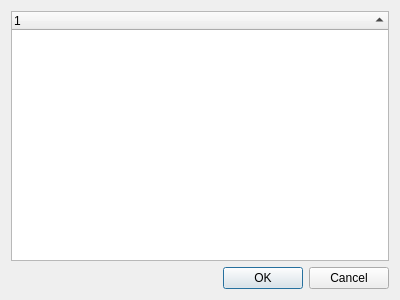
This is hilitedialog.ui in mrkite/TerraFirma as Qt 5 draws it before an edit. The edited form follows.
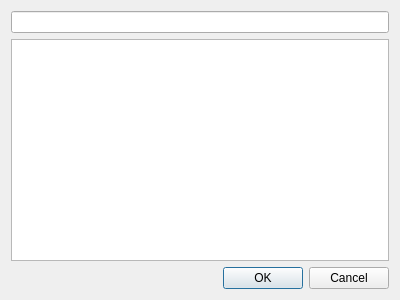
This is the edited form.

Commit message: Add search filter to hilitedialog.

What changed in the file:
```diff
--- a/hilitedialog.ui
+++ b/hilitedialog.ui
@@ -14,7 +14,20 @@
    <string>Hilight Tiles</string>
   </property>
   <layout class="QGridLayout" name="gridLayout">
+   <item row="0" column="0">
+    <widget class="QLineEdit" name="searchLineEdit"/>
+   </item>
    <item row="1" column="0">
+    <widget class="QTreeView" name="treeView">
+     <property name="indentation">
+      <number>10</number>
+     </property>
+     <property name="headerHidden">
+      <bool>true</bool>
+     </property>
+    </widget>
+   </item>
+   <item row="2" column="0">
     <widget class="QDialogButtonBox" name="buttonBox">
      <property name="orientation">
       <enum>Qt::Horizontal</enum>
@@ -24,21 +37,6 @@
      </property>
     </widget>
    </item>
-   <item row="0" column="0">
-    <widget class="QTreeWidget" name="treeWidget">
-     <property name="editTriggers">
-      <set>QAbstractItemView::NoEditTriggers</set>
-     </property>
-     <property name="sortingEnabled">
-      <bool>true</bool>
-     </property>
-     <column>
-      <property name="text">
-       <string notr="true">1</string>
-      </property>
-     </column>
-    </widget>
-   </item>
   </layout>
  </widget>
  <resources/>
```
Left out of the diff: 27 changed lines with no effect on the pictures. The commit also changes 2 other files.
